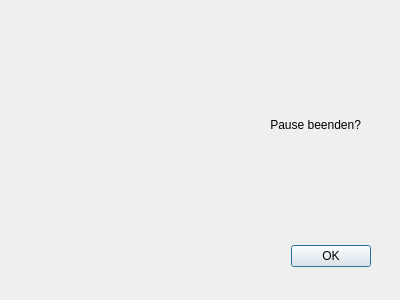
Before: the Qt Designer form src/gui/dialogs/game/breakdialog.ui in hrafnass/ANTv2, drawn with Qt 5.
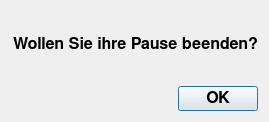
After: the same form once the commit is applied.

```diff
--- a/src/gui/dialogs/game/breakdialog.ui
+++ b/src/gui/dialogs/game/breakdialog.ui
@@ -6,22 +6,31 @@
    <rect>
     <x>0</x>
     <y>0</y>
-    <width>400</width>
-    <height>300</height>
+    <width>269</width>
+    <height>122</height>
    </rect>
   </property>
+  <property name="font">
+   <font>
+    <family>FreeSans</family>
+    <pointsize>12</pointsize>
+    <weight>75</weight>
+    <bold>true</bold>
+   </font>
+  </property>
   <property name="windowTitle">
    <string>Dialog</string>
   </property>
+  <layout class="QVBoxLayout" name="verticalLayout">
+   <item>
+    <widget class="QLabel" name="label">
+     <property name="text">
+      <string>&lt;html&gt;&lt;head/&gt;&lt;body&gt;&lt;p align=&quot;right&quot;&gt;Wollen Sie ihre Pause beenden?&lt;/p&gt;&lt;/body&gt;&lt;/html&gt;</string>
+     </property>
+    </widget>
+   </item>
+   <item>
   <widget class="QDialogButtonBox" name="buttonBox">
-   <property name="geometry">
-    <rect>
-     <x>30</x>
-     <y>240</y>
-     <width>341</width>
-     <height>32</height>
-    </rect>
-   </property>
    <property name="orientation">
     <enum>Qt::Horizontal</enum>
    </property>
@@ -29,19 +38,8 @@
     <set>QDialogButtonBox::Ok</set>
    </property>
   </widget>
-  <widget class="QLabel" name="label">
-   <property name="geometry">
-    <rect>
-     <x>70</x>
-     <y>70</y>
-     <width>291</width>
-     <height>111</height>
-    </rect>
-   </property>
-   <property name="text">
-    <string>&lt;html&gt;&lt;head/&gt;&lt;body&gt;&lt;p align=&quot;right&quot;&gt;Pause beenden?&lt;/p&gt;&lt;/body&gt;&lt;/html&gt;</string>
-   </property>
-  </widget>
+   </item>
+  </layout>
  </widget>
  <resources/>
  <connections>
```
Left out of the diff: 2 changed lines with no effect on the pictures. Lines whose indentation alone changed are shown as unchanged.
